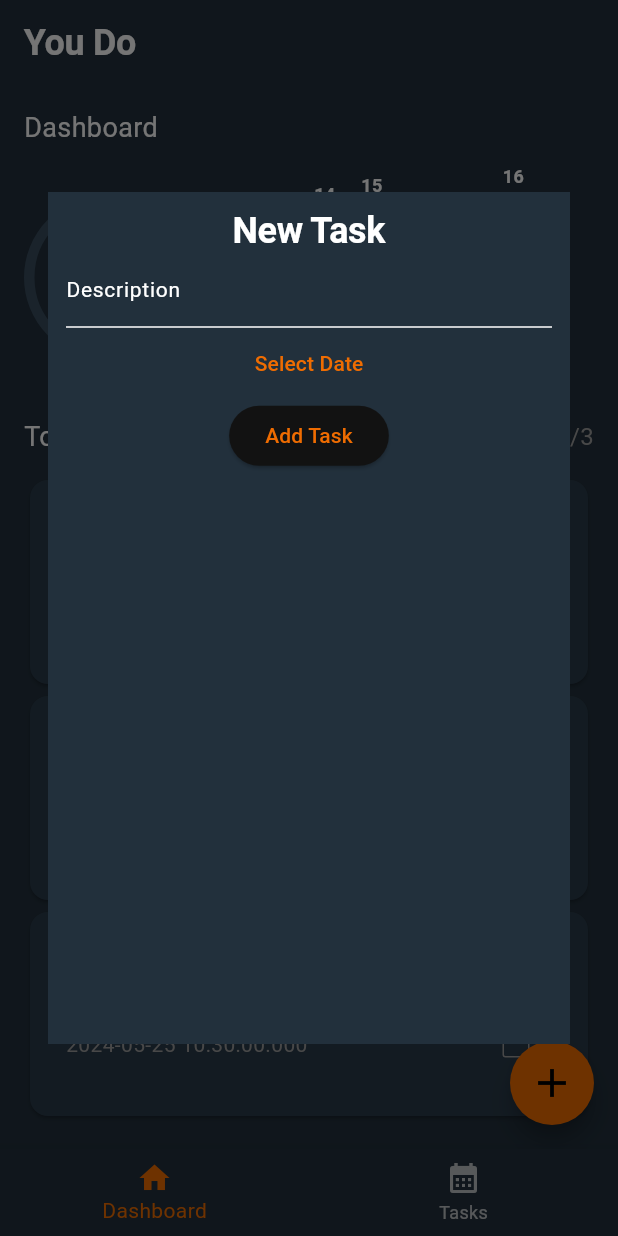
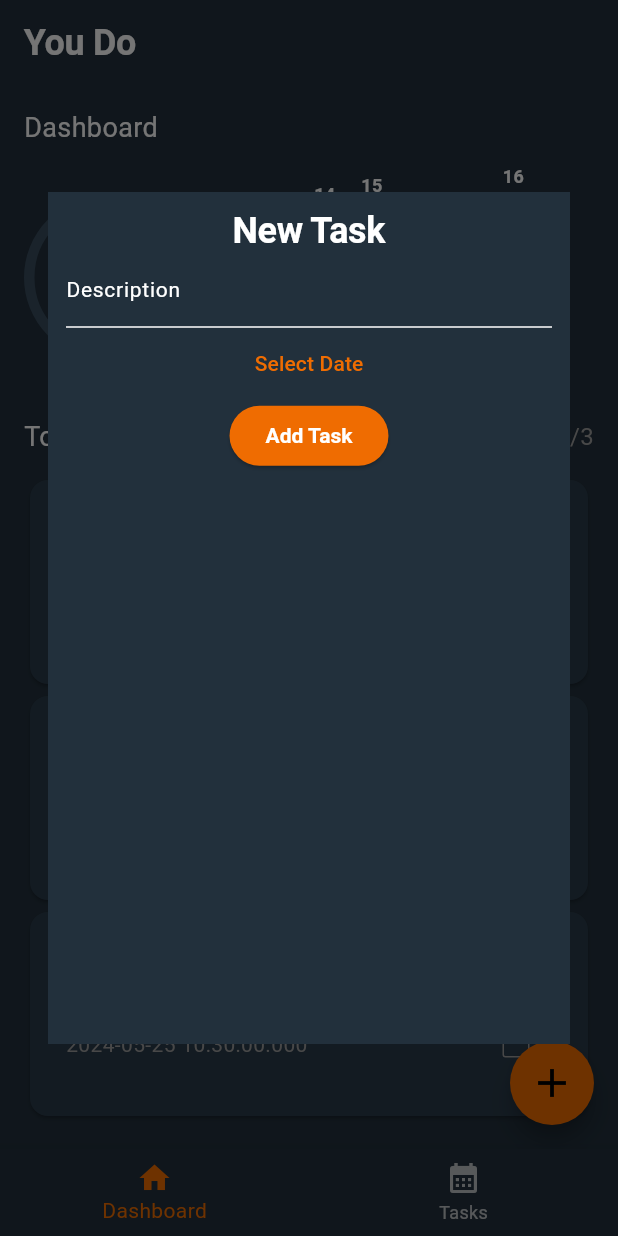
Before and after one commit to Dustindyn/to_do_app, a Flutter app: the screen it shows after launch, after a tap on the "close" icon, after a tap on the "add" icon, on a phone screen of 412 x 824 dp. Run offline on Flutter 3.47's test engine with Material 3 defaults, Android fonts, the phone set to English and light mode, and no system bars; drawn by our look-alikes of fl_chart, percent_indicator; our stand-ins replace flutter_bloc, freezed_annotation, go_router; missing offline and left inert: animated_line_through; generated files the repository leaves out were written again.

Commit message:
only show tasks of the current day in dashboard page

```diff
--- /dev/null
+++ b/lib/src/core/helpers/datetime_helpers.dart
@@ -0,0 +1,6 @@
+extension DateHelpers on DateTime {
+  bool get isToday {
+    final now = DateTime.now();
+    return now.day == day && now.month == month && now.year == year;
+  }
+}
--- a/lib/src/core/tasks/widgets/add_task_dialog.dart
+++ b/lib/src/core/tasks/widgets/add_task_dialog.dart
@@ -11,6 +11,7 @@ class AddTaskDialog extends StatelessWidget {
 
   @override
   Widget build(BuildContext context) {
+    //TODO: make this not ugly
     return Padding(
       padding: const EdgeInsets.symmetric(horizontal: 32.0, vertical: 128),
       child: Container(
@@ -39,7 +40,11 @@ class AddTaskDialog extends StatelessWidget {
                       );
                   Navigator.of(context).pop();
                 },
-                  child: const Text("Add Task")),
+                child: const Text(
+                  "Add Task",
+                  style: TextStyle(color: Colors.white),
+                ),
+              )
             ],
           ),
         ),
@@ -48,6 +53,7 @@ class AddTaskDialog extends StatelessWidget {
   }
 
   void _getDate(BuildContext context) async {
+    //TODO: change calendar color to match scaffold color
     _selectedDate = await showDatePicker(
       context: context,
       initialDate: DateTime.now(),
--- a/lib/src/core/theme/theme.dart
+++ b/lib/src/core/theme/theme.dart
@@ -8,6 +8,17 @@ var theme = ThemeData(
   primaryColor: const Color(0xffef6c01),
   //cardColor: const Color(0xff23374a),
   scaffoldBackgroundColor: const Color(0xff22303c),
+  elevatedButtonTheme: ElevatedButtonThemeData(
+    style: ButtonStyle(
+      backgroundColor: WidgetStateProperty.all(const Color(0xffef6c01)),
+      textStyle: WidgetStateProperty.all(
+        const TextStyle(
+          color: Colors.white,
+          fontWeight: FontWeight.bold,
+        ),
+      ),
+    ),
+  ),
   cardColor: const Color(0xff2a3b4a),
   textTheme: const TextTheme(
     displayLarge: TextStyle(
--- a/lib/src/features/dashboard/pages/dashboard_page.dart
+++ b/lib/src/features/dashboard/pages/dashboard_page.dart
@@ -3,6 +3,7 @@ import 'package:flutter/widgets.dart';
 import 'package:flutter_bloc/flutter_bloc.dart';
 import 'package:percent_indicator/circular_percent_indicator.dart';
 import 'package:you_do/l10n/context_text_extension.dart';
+import 'package:you_do/src/core/helpers/datetime_helpers.dart';
 import 'package:you_do/src/core/tasks/blocs/tasks_cubit.dart';
 import 'package:you_do/src/core/tasks/models/task.dart';
 import 'package:you_do/src/core/tasks/widgets/task_box.dart';
@@ -71,7 +72,7 @@ class _DashboardPageState extends State<DashboardPage> {
                     height: 12,
                   ),
                   //TODO: animated list here
-                  for (final task in state)
+                  for (final task in state.where((t) => t.dueDate.isToday))
                     TaskBox(
                       taskId: task.id,
                       description: task.description,
```
Lines whose indentation alone changed are shown as unchanged.
